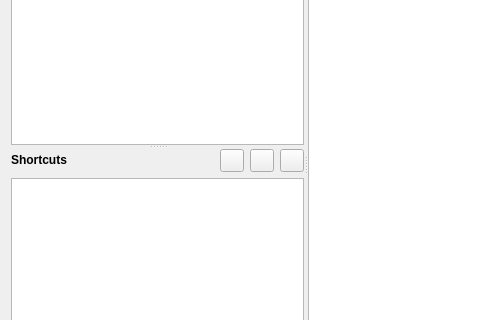
Above: Koo/ui/tree.ui from xrg/openerp-client-kde before the change; both pictures show x 0 to 480 and y 81 to 401 of the 612 by 489 pixel window. Below: the same form after it.
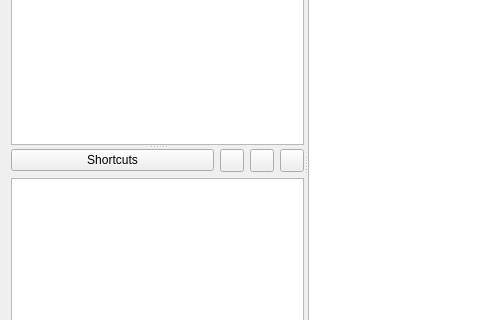
That is the form after the change. Icons and pictures are not drawn.

Commit message: Added shortcuts button in TreeWidget to edit them.

Patch:
```diff
--- a/Koo/ui/tree.ui
+++ b/Koo/ui/tree.ui
@@ -60,15 +60,9 @@
            <number>0</number>
           </property>
           <item>
-           <widget class="QLabel" name="label">
-            <property name="sizePolicy">
-             <sizepolicy hsizetype="Preferred" vsizetype="Fixed">
-              <horstretch>0</horstretch>
-              <verstretch>0</verstretch>
-             </sizepolicy>
-            </property>
+           <widget class="QPushButton" name="pushShortcuts">
             <property name="text">
-             <string>&lt;b&gt;Shortcuts&lt;/b&gt;</string>
+             <string>Shortcuts</string>
             </property>
            </widget>
           </item>
```
The commit also changes 1 other file.
